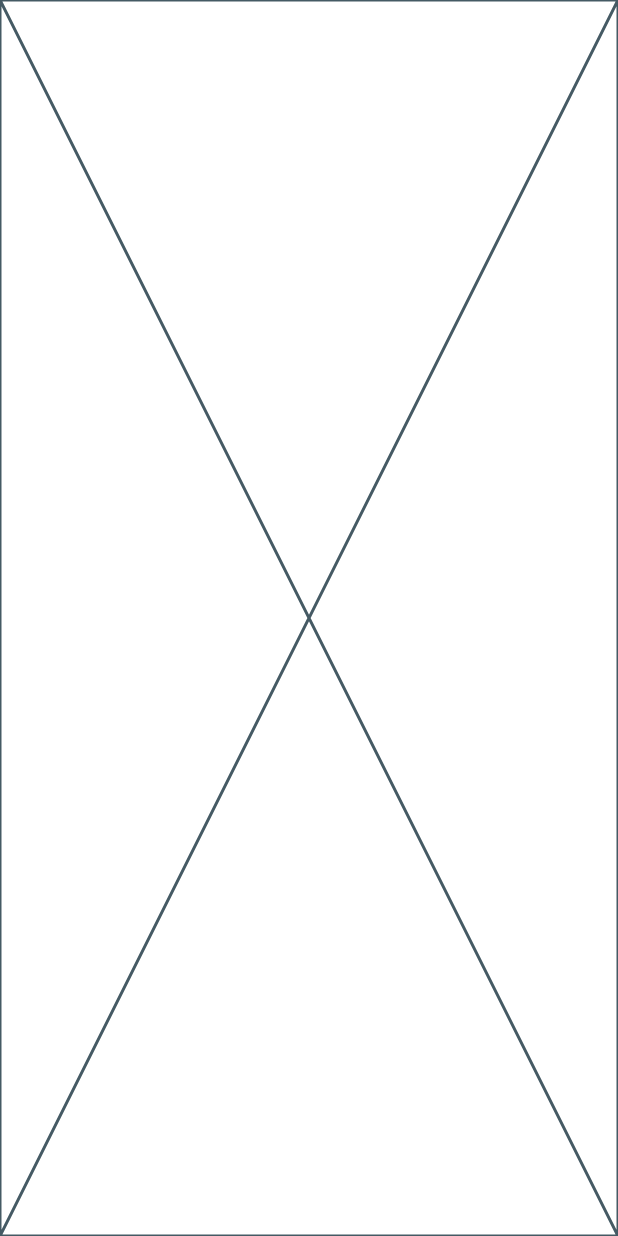
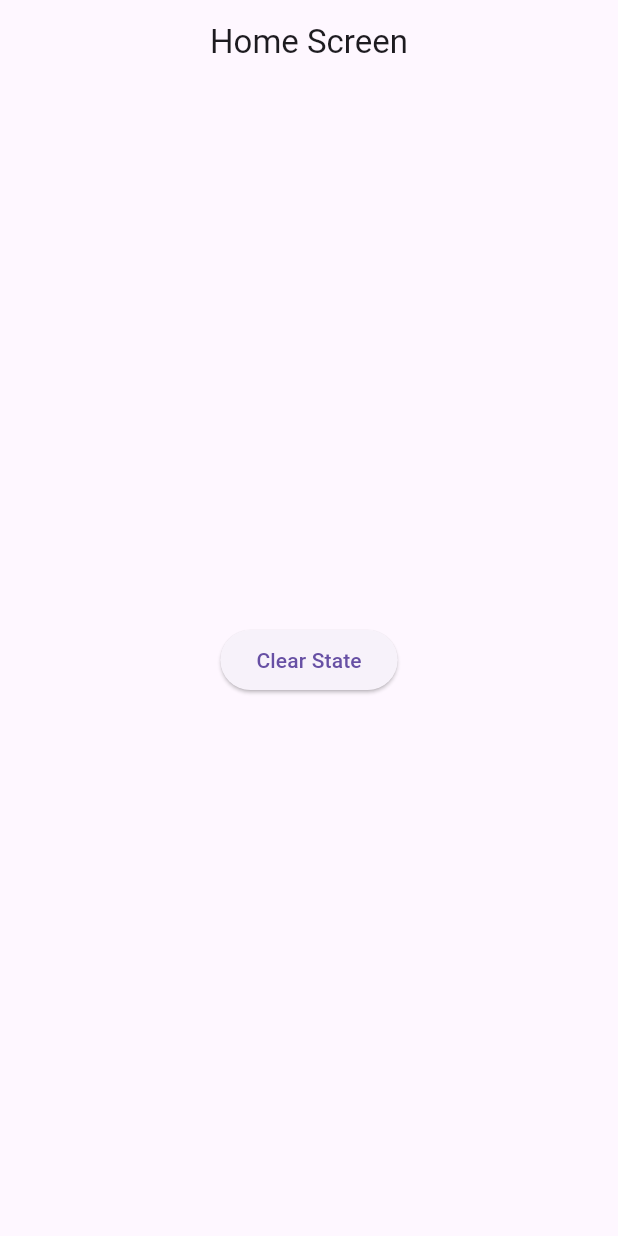
Before and after one commit to Ratndeep1999/third_onboarding_screen, a Flutter app: the screen it shows after launch, after a tap on "Skip", after a tap on "Get Started", on a phone screen of 412 x 824 dp. Run offline on Flutter 3.47's test engine with Material 3 defaults, Android fonts, the phone set to English and light mode, and no system bars; our stand-ins replace shared_preferences, smooth_page_indicator.

Commit message:
home_screen.dart: ElevatedButton() add that clear the onBoarding state.

```diff
--- a/lib/screens/home_screen.dart
+++ b/lib/screens/home_screen.dart
@@ -1,10 +1,21 @@
 import 'package:flutter/material.dart';
+import 'package:third_onboarding_screen/core/services/shared_pref_service.dart';
 
 class HomeScreen extends StatelessWidget {
   const HomeScreen({super.key});
 
   @override
   Widget build(BuildContext context) {
-    return const Placeholder();
+    return Scaffold(
+      appBar: AppBar(title: Text("Home Screen"), centerTitle: true),
+      body: SafeArea(
+        child: Center(
+          child: ElevatedButton(
+            onPressed: SharedPrefService.instance.clearOnboardingState,
+            child: Text("Clear State"),
+          ),
+        ),
+      ),
+    );
   }
 }
```
